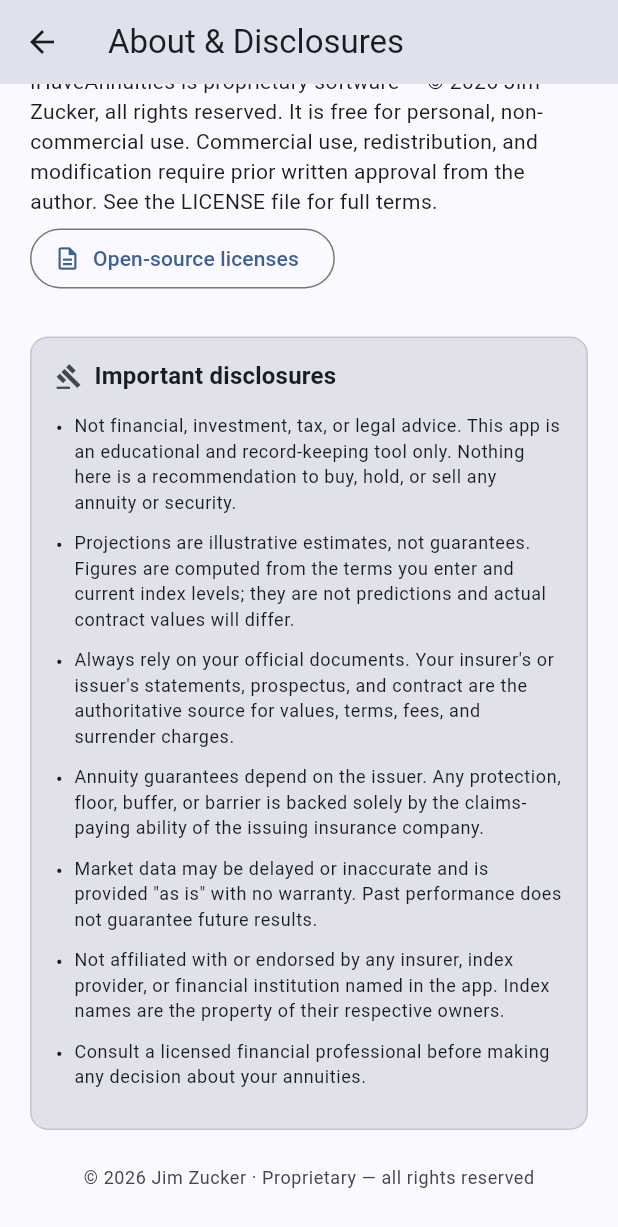
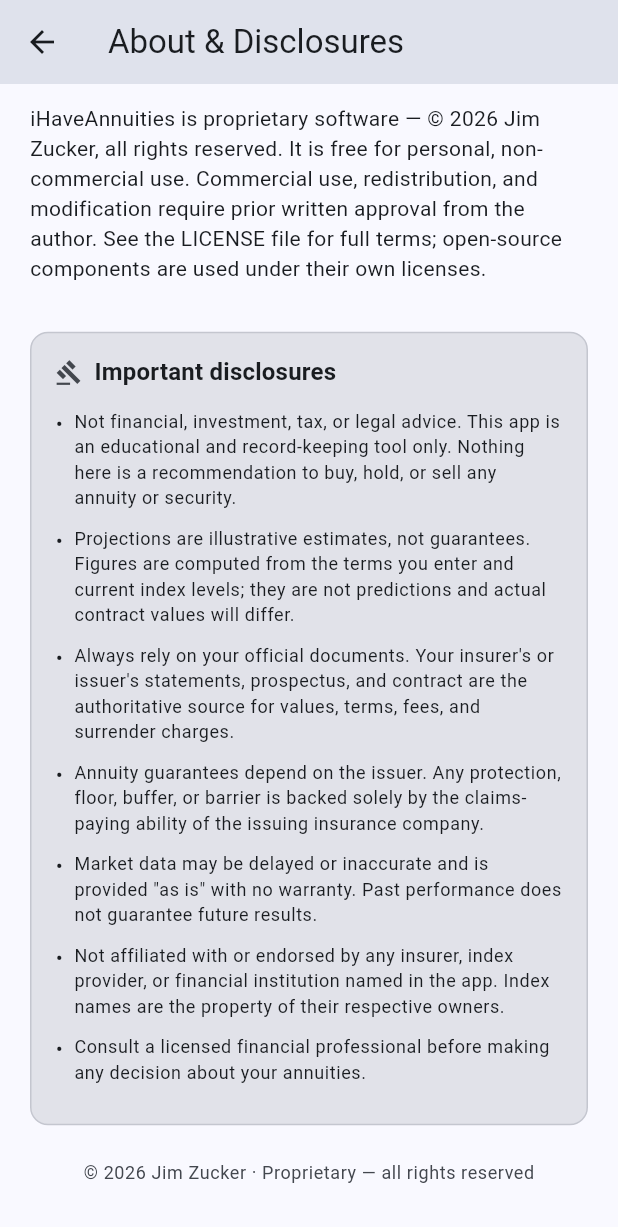
Before and after one commit to jimzucker/iHaveAnnuities, a Flutter app: the InfoPage screen opened directly, scrolled down 1152 dp, on a phone screen of 412 x 824 dp. Shown: the top 1227 px of the screen. Run offline on Flutter 3.47's test engine with Material 3 defaults, Android fonts, the phone set to English and light mode, and no system bars; our stand-ins replace data_table_2, file_picker, shared_preferences, web; missing offline and left inert: cryptography, dart:js_interop, excel, file_saver; accounts and stored records are empty; network calls fail.

Commit message:
Attribution: drop the in-app licenses button (minimal)
The OSS attribution requirement is met by Flutter's auto-bundled NOTICES
asset, so the in-app viewer isn't required. Keep only the short proprietary
License statement on the About page.

Co-Authored-By: Claude Opus 4.8 <noreply@anthropic.com>

```diff
--- a/app/lib/ui/info_page.dart
+++ b/app/lib/ui/info_page.dart
@@ -95,31 +95,16 @@ class InfoPage extends StatelessWidget {
                     'removes them, so export an .xlsx if you want a durable copy.'),
               ]),
 
-              // The app's own license — the terms it is distributed under —
-              // plus the standard button to the bundled open-source notices.
+              // The app's own license — the terms it is distributed under. The
+              // required third-party notices ship in Flutter's bundled NOTICES.
               _Section(title: 'License', children: [
                 _Para(
                     'iHaveAnnuities is proprietary software — © 2026 Jim Zucker, '
                     'all rights reserved. It is free for personal, non-commercial '
                     'use. Commercial use, redistribution, and modification require '
                     'prior written approval from the author. See the LICENSE file '
-                    'for full terms.'),
-                Align(
-                  alignment: Alignment.centerLeft,
-                  child: OutlinedButton.icon(
-                    icon: const Icon(Icons.description_outlined, size: 18),
-                    label: const Text('Open-source licenses'),
-                    // Flutter's standard showLicensePage over the auto-bundled
-                    // NOTICES — the required third-party attribution.
-                    onPressed: () => showLicensePage(
-                      context: context,
-                      applicationName: 'iHaveAnnuities',
-                      applicationVersion: 'Version $appVersion',
-                      applicationLegalese:
-                          '© 2026 Jim Zucker · Proprietary — all rights reserved',
-                    ),
-                  ),
-                ),
+                    'for full terms; open-source components are used under their '
+                    'own licenses.'),
               ]),
 
               const SizedBox(height: 8),
```
Also changed, not shown: 1 other file.
